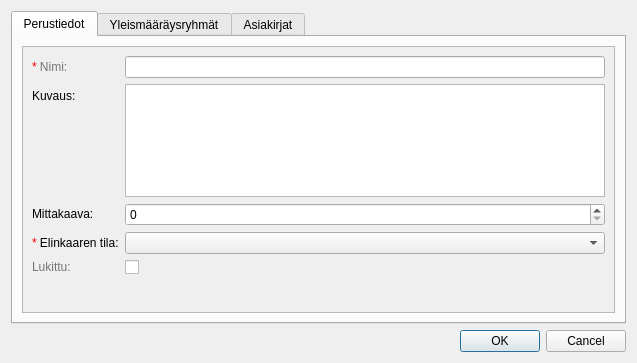
Old version of the form arho_feature_template/gui/dialogs/plan_attribute_form.ui in the repository GispoCoding/arho-qgis-plugin.
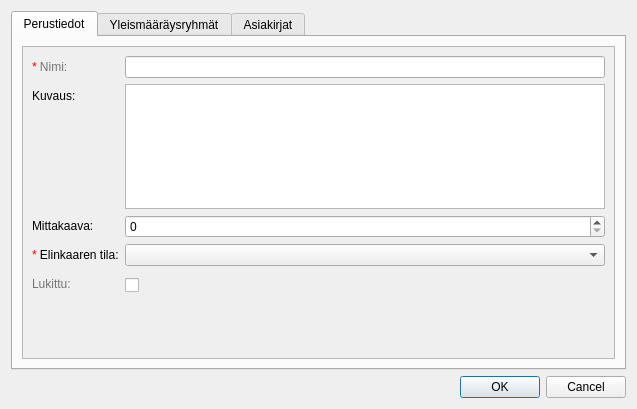
New version of the form. Custom widgets are drawn as their Qt base class.

Commit message: add validity start and end dates and approval date for plan

```diff
--- a/arho_feature_template/gui/dialogs/plan_attribute_form.ui
+++ b/arho_feature_template/gui/dialogs/plan_attribute_form.ui
@@ -10,7 +10,7 @@
     <x>0</x>
     <y>0</y>
     <width>637</width>
-    <height>363</height>
+    <height>409</height>
    </rect>
   </property>
   <property name="windowTitle">
@@ -62,7 +62,7 @@
             <x>0</x>
             <y>0</y>
             <width>595</width>
-            <height>263</height>
+            <height>309</height>
            </rect>
           </property>
           <layout class="QVBoxLayout" name="verticalLayout_4">
@@ -144,14 +144,20 @@
                </property>
               </widget>
              </item>
-             <item row="4" column="1">
+             <item row="6" column="1">
               <widget class="QCheckBox" name="lock_checkbox">
+               <property name="minimumSize">
+                <size>
+                 <width>0</width>
+                 <height>26</height>
+                </size>
+               </property>
                <property name="text">
                 <string/>
                </property>
               </widget>
              </item>
-             <item row="4" column="0">
+             <item row="6" column="0">
               <widget class="QLabel" name="label">
                <property name="text">
                 <string>&lt;html&gt;&lt;head/&gt;&lt;body&gt;&lt;p&gt;&lt;span style=&quot; color:#757575;&quot;&gt; Lukittu:&lt;/span&gt;&lt;/p&gt;&lt;/body&gt;&lt;/html&gt;</string>
@@ -304,6 +310,11 @@
   </layout>
  </widget>
  <customwidgets>
+  <customwidget>
+   <class>QgsDateTimeEdit</class>
+   <extends>QDateTimeEdit</extends>
+   <header>qgsdatetimeedit.h</header>
+  </customwidget>
   <customwidget>
    <class>CodeComboBox</class>
    <extends>QComboBox</extends>
```
Left out of the diff: 4 changed lines with no effect on the pictures. The commit also changes 3 other files.
